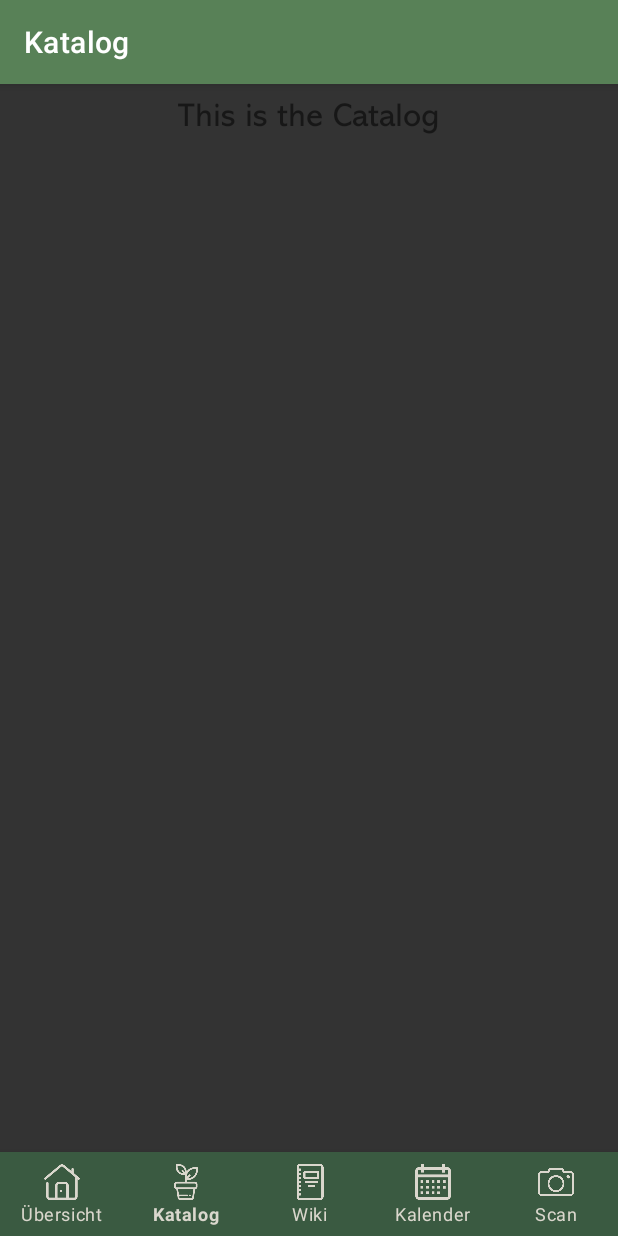
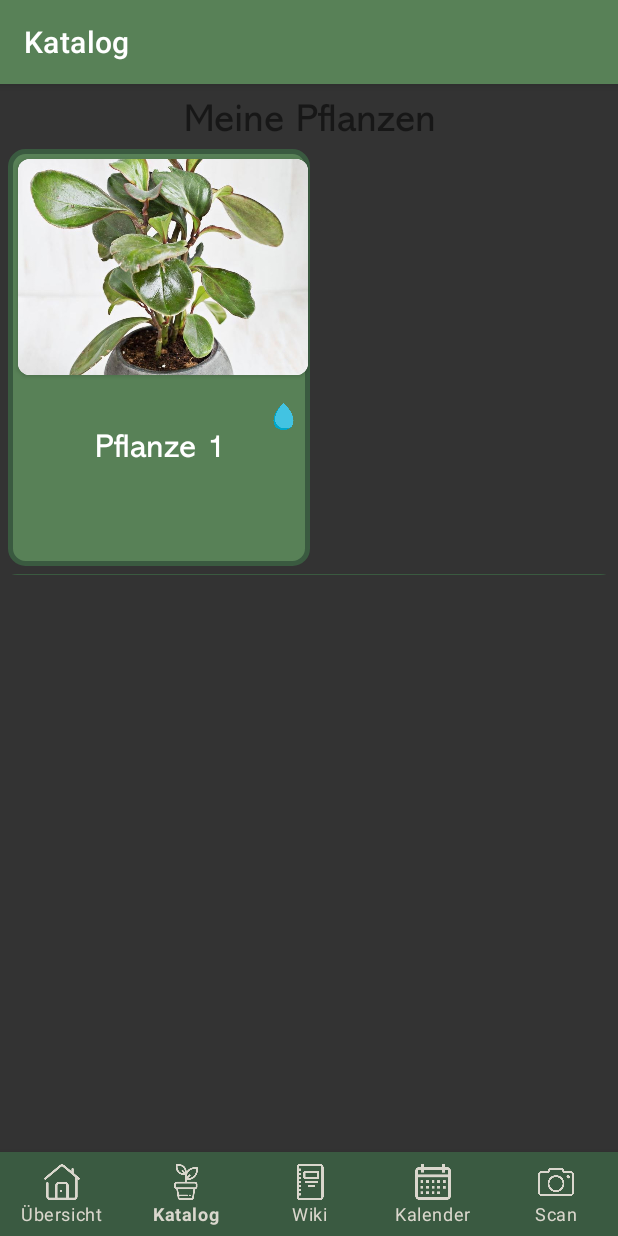
Before and after one commit to lisabrdt/GUIProject, an Android app: the CatalogFragment screen opened through its navigation route, on a phone screen of 412 x 824 dp. Run offline under Robolectric (Android 15) with nearby library versions, the phone set to English and light mode, and no system bars; our stand-ins replace navigation-ui.

Commit message:
first catalog steps

```diff
--- a/app/src/main/java/de/gwtgteam/gowiththegrow/ui/catalog/CatalogFragment.java
+++ b/app/src/main/java/de/gwtgteam/gowiththegrow/ui/catalog/CatalogFragment.java
@@ -23,11 +23,11 @@ public class CatalogFragment extends Fragment {
         catalogViewModel =
                 new ViewModelProvider(this).get(CatalogViewModel.class);
         View root = inflater.inflate(R.layout.fragment_catalog, container, false);
-        final TextView textView = root.findViewById(R.id.text_catalog);
+        //final TextView textView = root.findViewById(R.id.text_catalog);
         catalogViewModel.getText().observe(getViewLifecycleOwner(), new Observer<String>() {
             @Override
             public void onChanged(@Nullable String s) {
-                textView.setText(s);
+                //textView.setText(s);
             }
         });
         return root;
--- a/app/src/main/res/layout/fragment_catalog.xml
+++ b/app/src/main/res/layout/fragment_catalog.xml
@@ -18,21 +18,86 @@
             android:orientation="vertical">
 
             <TextView
-                android:id="@+id/text_catalog"
                 android:layout_width="match_parent"
-                android:fontFamily="@font/abadi"
                 android:layout_height="wrap_content"
                 android:layout_marginStart="8dp"
                 android:layout_marginTop="8dp"
                 android:layout_marginEnd="8dp"
+                android:fontFamily="@font/abadi"
                 android:gravity="center_horizontal"
+                android:text="Meine Pflanzen"
                 android:textAlignment="center"
-                android:textSize="@dimen/large_text"
+                android:textSize="@dimen/extra_large_text"
                 app:layout_constraintBottom_toBottomOf="parent"
                 app:layout_constraintEnd_toEndOf="parent"
                 app:layout_constraintStart_toStartOf="parent"
                 app:layout_constraintTop_toTopOf="parent" />
 
+            <LinearLayout
+                android:layout_width="match_parent"
+                android:layout_height="289dp"
+                android:background="@color/DarkGrey"
+                android:orientation="vertical">
+
+                <androidx.constraintlayout.widget.ConstraintLayout
+                    android:layout_width="201dp"
+                    android:layout_height="278dp"
+                    android:layout_margin="5dp"
+                    android:background="@drawable/layout_round_corners"
+                    android:paddingLeft="1dp"
+                    android:paddingTop="1dp"
+                    android:visibility="visible">
+
+                    <androidx.cardview.widget.CardView
+                        android:layout_width="193dp"
+                        android:layout_height="144dp"
+                        android:layout_margin="5dp"
+                        android:elevation="10dp"
+                        app:cardCornerRadius="8dp"
+                        app:layout_constraintStart_toStartOf="parent"
+                        app:layout_constraintTop_toTopOf="parent">
+
+                        <ImageView
+                            android:layout_width="match_parent"
+                            android:layout_height="144dp"
+                            android:background="@color/white"
+                            android:scaleType="centerCrop"
+                            android:src="@drawable/plant_photo_1" />
+                    </androidx.cardview.widget.CardView>
+
+                    <TextView
+                        android:layout_width="wrap_content"
+                        android:layout_height="wrap_content"
+                        android:layout_marginTop="184dp"
+                        android:fontFamily="@font/abadi"
+                        android:text="Pflanze 1"
+                        android:textColor="@color/white"
+                        android:textSize="@dimen/large_text"
+                        app:layout_constraintEnd_toEndOf="parent"
+                        app:layout_constraintStart_toStartOf="parent"
+                        app:layout_constraintTop_toTopOf="parent" />
+
+                    <ImageView
+                        android:layout_width="27dp"
+                        android:layout_height="18dp"
+                        android:layout_marginTop="168dp"
+                        android:layout_marginEnd="4dp"
+                        android:layout_marginRight="4dp"
+                        android:src="@drawable/drop_small"
+                        app:layout_constraintEnd_toEndOf="parent"
+                        app:layout_constraintTop_toTopOf="parent" />
+
+
+                </androidx.constraintlayout.widget.ConstraintLayout>
+
+                <androidx.constraintlayout.widget.ConstraintLayout
+                    android:layout_width="match_parent"
+                    android:layout_height="279dp"
+                    android:background="@drawable/layout_round_corners">
+
+                </androidx.constraintlayout.widget.ConstraintLayout>
+            </LinearLayout>
+
         </LinearLayout>
     </ScrollView>
 
--- a/app/src/main/res/values/dimens.xml
+++ b/app/src/main/res/values/dimens.xml
@@ -2,6 +2,7 @@
     <!-- Default screen margins, per the Android Design guidelines. -->
     <dimen name="activity_horizontal_margin">16dp</dimen>
     <dimen name="activity_vertical_margin">16dp</dimen>
+    <dimen name="extra_large_text">26sp</dimen>
     <dimen name="large_text">22sp</dimen>
     <dimen name="medium_text">18sp</dimen>
 </resources>
```
